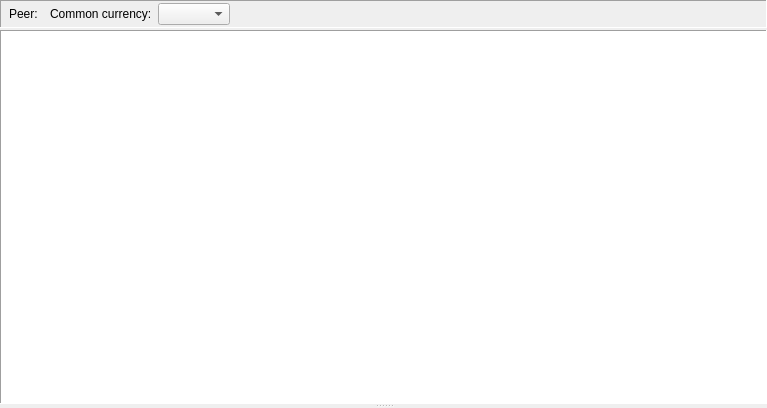
titov-vv/jal, file jal/ui/reports/peer_report.ui: the form before one commit.
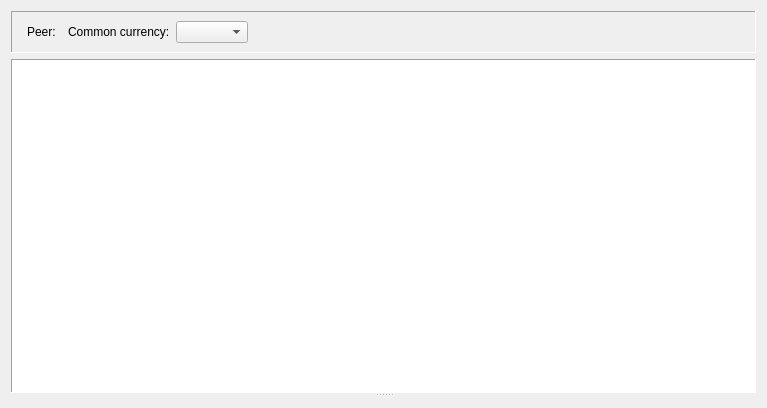
The form after the commit. Custom widgets are drawn as their Qt base class.

Commit message: Restore of native Qt spacing layout spacing for better compatibility. Tab order and label buddies we set for forms.

The edit to the form file:
```diff
--- a/jal/ui/reports/peer_report.ui
+++ b/jal/ui/reports/peer_report.ui
@@ -14,21 +14,6 @@
    <string>Report by peer</string>
   </property>
   <layout class="QVBoxLayout" name="verticalLayout">
-   <property name="spacing">
-    <number>2</number>
-   </property>
-   <property name="leftMargin">
-    <number>0</number>
-   </property>
-   <property name="topMargin">
-    <number>0</number>
-   </property>
-   <property name="rightMargin">
-    <number>0</number>
-   </property>
-   <property name="bottomMargin">
-    <number>0</number>
-   </property>
    <item>
     <widget class="QFrame" name="ReportParamsFrame">
      <property name="sizePolicy">
@@ -44,25 +29,10 @@
       <enum>QFrame::Shadow::Sunken</enum>
      </property>
      <layout class="QGridLayout" name="gridLayout">
-      <property name="leftMargin">
-       <number>2</number>
-      </property>
-      <property name="topMargin">
-       <number>2</number>
-      </property>
-      <property name="rightMargin">
-       <number>2</number>
-      </property>
-      <property name="bottomMargin">
-       <number>2</number>
-      </property>
-      <property name="spacing">
-       <number>6</number>
-      </property>
-      <item row="0" column="2">
+      <item row="0" column="3">
        <widget class="ReferenceSelectorWidget" name="ReportPeerEdit"/>
       </item>
-      <item row="0" column="5">
+      <item row="0" column="7">
        <spacer name="ReportFrameSpacer">
         <property name="orientation">
          <enum>Qt::Orientation::Horizontal</enum>
@@ -82,23 +52,55 @@
         </property>
        </widget>
       </item>
-      <item row="0" column="1">
+      <item row="0" column="2">
        <widget class="QLabel" name="ReportPeerLbl">
         <property name="text">
          <string>Peer:</string>
         </property>
        </widget>
       </item>
-      <item row="0" column="3">
+      <item row="0" column="5">
        <widget class="QLabel" name="TotalCurrencyLbl">
         <property name="text">
          <string>Common currency:</string>
         </property>
        </widget>
       </item>
-      <item row="0" column="4">
+      <item row="0" column="6">
        <widget class="CurrencyComboBox" name="TotalCurrencyCombo"/>
       </item>
+      <item row="0" column="1">
+       <spacer name="peerGroupSpacer">
+        <property name="orientation">
+         <enum>Qt::Orientation::Horizontal</enum>
+        </property>
+        <property name="sizeType">
+         <enum>QSizePolicy::Fixed</enum>
+        </property>
+        <property name="sizeHint" stdset="0">
+         <size>
+          <width>0</width>
+          <height>20</height>
+         </size>
+        </property>
+       </spacer>
+      </item>
+      <item row="0" column="4">
+       <spacer name="currencyGroupSpacer">
+        <property name="orientation">
+         <enum>Qt::Orientation::Horizontal</enum>
+        </property>
+        <property name="sizeType">
+         <enum>QSizePolicy::Fixed</enum>
+        </property>
+        <property name="sizeHint" stdset="0">
+         <size>
+          <width>0</width>
+          <height>20</height>
+         </size>
+        </property>
+       </spacer>
+      </item>
      </layout>
     </widget>
    </item>
```
Left out of the diff: 13 changed lines with no effect on the pictures. The commit also changes 82 other files.
